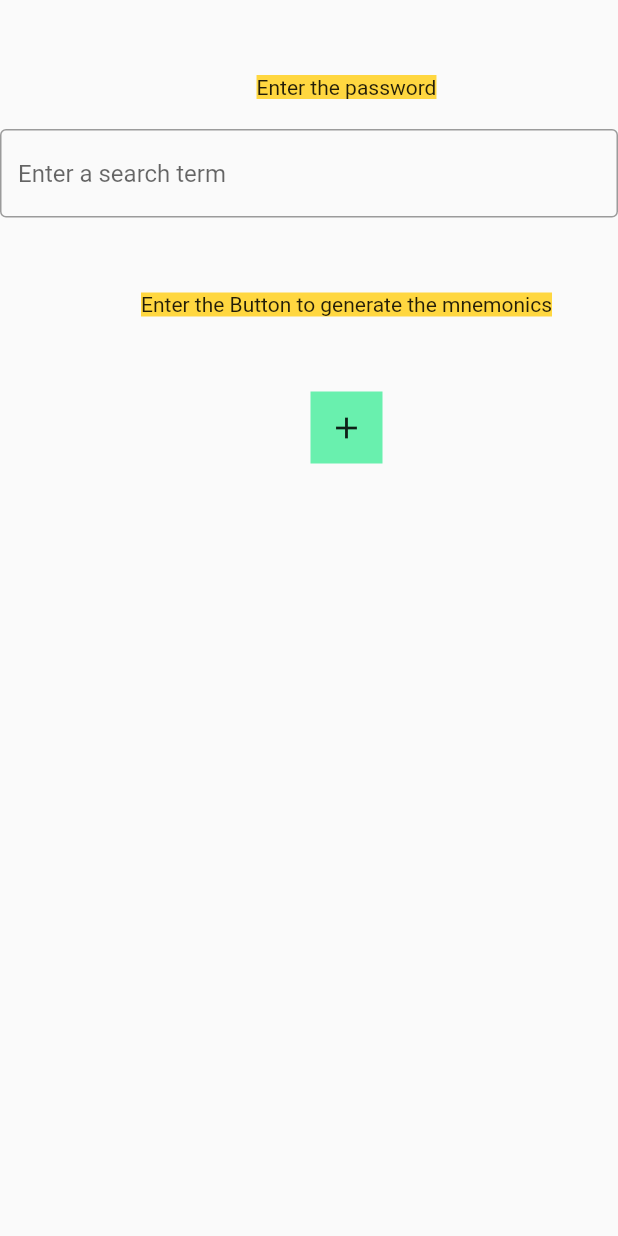
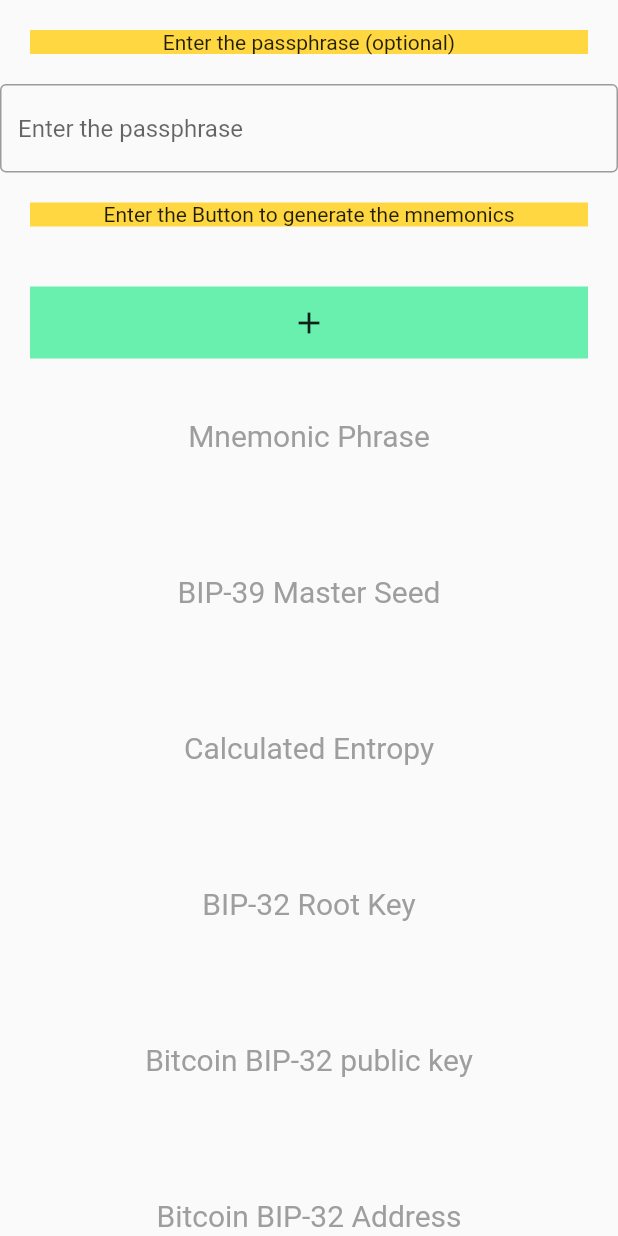
Before and after one commit to tionx3na/BIP_dart, a Flutter app: the MnemonicGenerator screen opened directly, after a tap on the "add" icon, on a phone screen of 412 x 824 dp. Run offline on Flutter 3.47's test engine with Material 2 defaults, Android fonts, the phone set to English and light mode, and no system bars; our stand-ins replace hex; missing offline and left inert: base58check, bip32, pointycastle.

Commit message:
bitcoin address generated

```diff
--- a/bip/lib/main.dart
+++ b/bip/lib/main.dart
@@ -1,5 +1,5 @@
 import 'package:flutter/material.dart';
-import 'package:bip/pages/mnemonic.dart';
+import 'package:bip/pages/generate.dart';
 
 void main() {
   runApp(const MyApp());
@@ -16,7 +16,7 @@ class MyApp extends StatelessWidget {
       theme: ThemeData(
         primarySwatch: Colors.blue,
       ),
-      home: const MnemonicGenerator(),
+      home: const GenerateMnemonic(),
     );
   }
 }
--- /dev/null
+++ b/bip/lib/pages/generate.dart
@@ -0,0 +1,68 @@
+import 'package:flutter/material.dart';
+import 'package:bip/pages/mnemonic.dart';
+
+class GenerateMnemonic extends StatefulWidget {
+  const GenerateMnemonic({Key? key}) : super(key: key);
+
+  @override
+  State<GenerateMnemonic> createState() => _GenerateMnemonic();
+}
+
+class _GenerateMnemonic extends State<GenerateMnemonic> {
+  final ButtonStyle style = ElevatedButton.styleFrom(
+    textStyle: const TextStyle(fontSize: 20),
+  );
+
+  @override
+  Widget build(BuildContext context) {
+    return Scaffold(
+      appBar: AppBar(
+        title: const Center(
+          child: Text("Wallet"),
+        ),
+      ),
+      body: Column(
+        children: [
+          Container(
+            color: Colors.greenAccent,
+            width: MediaQuery.of(context).size.width,
+            height: MediaQuery.of(context).size.height / 2,
+            child: const Center(
+              child: Text(
+                "Click on Create wallet to generate a new wallet or Import a BIP-39 compliant wallet",
+                textAlign: TextAlign.center,
+                style: TextStyle(fontSize: 20),
+              ),
+            ),
+          ),
+          Container(
+            width: MediaQuery.of(context).size.width,
+            height: MediaQuery.of(context).size.height / 2.6,
+            child: Column(
+              children: [
+                const SizedBox(
+                  height: 50,
+                ),
+                ElevatedButton(
+                  style: style,
+                  onPressed: () {
+                    Navigator.push(
+                      context,
+                      MaterialPageRoute(builder: (context) => const MnemonicGenerator()),
+                    );
+                  },
+                  child: const Text('Create Wallet'),
+                ),
+                ElevatedButton(
+                  style: style,
+                  onPressed: () {},
+                  child: const Text('Import Wallet'),
+                ),
+              ],
+            ),
+          ),
+        ],
+      ),
+    );
+  }
+}
--- a/bip/lib/pages/mnemonic.dart
+++ b/bip/lib/pages/mnemonic.dart
@@ -1,6 +1,34 @@
+import 'dart:convert';
+import 'dart:typed_data';
+
 import 'package:flutter/material.dart';
 import 'package:bip/services/bip39/bip39.dart' as bip39;
-import 'package:bip/services/bip39/pbkdf2.dart';
+import 'package:bip32/bip32.dart' as bip32;
+import 'package:hex/hex.dart';
+
+import 'package:pointycastle/digests/sha256.dart';
+import 'package:pointycastle/digests/ripemd160.dart';
+import 'package:pointycastle/ecc/api.dart';
+import 'package:base58check/base58check.dart';
+
+final sha256 = SHA256Digest();
+final ripemd160 = RIPEMD160Digest();
+
+// String toP2WPKH(ECPoint publicKey) {
+//   var bytes = publicKey.getEncoded(true);
+//   var hashed = ripemd160.process(sha256.process(bytes));
+//   return segwit.encode(Segwit('bc', 0, hashed));
+// }
+
+String toP2PKH(String publicKey) {
+  // var bytes = publicKey.getEncoded(true);
+  List<int> codeUnits = utf8.encode(publicKey);
+  final Uint8List bytes = Uint8List.fromList(codeUnits);
+  var hashed = ripemd160.process(sha256.process(bytes));
+  return Base58CheckCodec.bitcoin().encode(Base58CheckPayload(0, hashed));
+}
+
+
 
 class MnemonicGenerator extends StatefulWidget {
   const MnemonicGenerator({Key? key}) : super(key: key);
@@ -10,10 +38,14 @@ class MnemonicGenerator extends StatefulWidget {
 }
 
 class _MnemonicGeneratorState extends State<MnemonicGenerator> {
-  late String mnemonic;
-  late dynamic seed;
-  late dynamic entropy;
+  late String mnemonic = "";
+  late dynamic seed = "";
+  late dynamic entropy = "";
+  late dynamic root = "";
+  late dynamic pubkey = "";
+  late dynamic child = "";
   String password = "";
+
   final textController = TextEditingController();
 
   @override
@@ -25,47 +57,169 @@ class _MnemonicGeneratorState extends State<MnemonicGenerator> {
   Widget build(BuildContext context) {
     // TODO: implement build
     return Scaffold(
-      body: Column(
+      body: ListView(
         children: [
           Container(
-            margin: const EdgeInsets.only(top: 50, left: 50, bottom: 20),
+              margin: const EdgeInsets.all(20),
               color: Colors.amberAccent,
-            child: const Text(
-              "Enter the password",
+              child: const Center(
+                child: Text(
+                  "Enter the passphrase (optional)",
                   style: TextStyle(fontSize: 14),
                 ),
-          ),
+              )),
           TextField(
             controller: textController,
             decoration: const InputDecoration(
               border: OutlineInputBorder(),
-              hintText: 'Enter a search term',
+              hintText: 'Enter the passphrase',
             ),
           ),
           Container(
-            margin: const EdgeInsets.only(top: 50, left: 50),
+              margin: const EdgeInsets.all(20),
               color: Colors.amberAccent,
-            child: const Text(
+              child: const Center(
+                child: Text(
                   "Enter the Button to generate the mnemonics",
                   style: TextStyle(fontSize: 14),
                 ),
-          ),
+              )),
           Container(
-              margin: const EdgeInsets.only(top: 50.0, left: 50),
+              margin: const EdgeInsets.all(20),
               color: Colors.greenAccent,
               child: IconButton(
                 onPressed: () {
+                  setState(() {
                     password = textController.text;
                     print(password);
                     mnemonic = bip39.generateMnemonic();
                     print(mnemonic);
-                  seed = bip39.mnemonicToSeedHex(mnemonic,passphrase: password);
+                    seed =
+                        bip39.mnemonicToSeedHex(mnemonic, passphrase: password);
                     print(seed);
                     entropy = bip39.mnemonicToEntropy(mnemonic);
                     print(entropy);
+                    final base58 =
+                        bip32.BIP32.fromSeed(HEX.decode(seed) as Uint8List);
+                    root = base58.toBase58();
+                    bip32.BIP32 node = bip32.BIP32.fromBase58(root);
+                    bip32.BIP32 nodeNeutered = node.neutered();
+                    pubkey = HEX.encode(nodeNeutered.publicKey);
+                    child = toP2PKH(pubkey);
+                    // bip32.BIP32 path = node.derivePath('m/0/0');
+                    // child = path.toBase58();
+                  });
                 },
                 icon: const Icon(Icons.add),
               )),
+          Container(
+            margin: const EdgeInsets.only(top: 20),
+            child: const Center(
+                child: Text(
+              "Mnemonic Phrase",
+              style: TextStyle(fontSize: 20, color: Colors.grey),
+              textAlign: TextAlign.center,
+            )),
+          ),
+          Container(
+            margin: const EdgeInsets.all(20),
+            child: Center(
+                child: Text(
+              mnemonic,
+              style: const TextStyle(fontSize: 18),
+              textAlign: TextAlign.center,
+            )),
+          ),
+          Container(
+            margin: const EdgeInsets.only(top: 20),
+            child: const Center(
+                child: Text(
+              "BIP-39 Master Seed",
+              style: TextStyle(fontSize: 20, color: Colors.grey),
+              textAlign: TextAlign.center,
+            )),
+          ),
+          Container(
+            margin: const EdgeInsets.all(20),
+            child: Center(
+                child: Text(
+              seed,
+              style: const TextStyle(fontSize: 18),
+              textAlign: TextAlign.center,
+            )),
+          ),
+          Container(
+            margin: const EdgeInsets.only(top: 20),
+            child: const Center(
+                child: Text(
+              "Calculated Entropy",
+              style: TextStyle(fontSize: 20, color: Colors.grey),
+              textAlign: TextAlign.center,
+            )),
+          ),
+          Container(
+            margin: const EdgeInsets.all(20),
+            child: Center(
+                child: Text(
+              entropy,
+              style: const TextStyle(fontSize: 18),
+              textAlign: TextAlign.center,
+            )),
+          ),
+          Container(
+            margin: const EdgeInsets.only(top: 20),
+            child: const Center(
+                child: Text(
+              "BIP-32 Root Key",
+              style: TextStyle(fontSize: 20, color: Colors.grey),
+              textAlign: TextAlign.center,
+            )),
+          ),
+          Container(
+            margin: const EdgeInsets.all(20),
+            child: Center(
+                child: Text(
+              root.toString(),
+              style: const TextStyle(fontSize: 18),
+              textAlign: TextAlign.center,
+            )),
+          ),
+           Container(
+            margin: const EdgeInsets.only(top: 20),
+            child: const Center(
+                child: Text(
+              "Bitcoin BIP-32 public key",
+              style: TextStyle(fontSize: 20, color: Colors.grey),
+              textAlign: TextAlign.center,
+            )),
+          ),
+          Container(
+            margin: const EdgeInsets.all(20),
+            child: Center(
+                child: Text(
+              pubkey.toString(),
+              style: const TextStyle(fontSize: 18),
+              textAlign: TextAlign.center,
+            )),
+          ),
+           Container(
+            margin: const EdgeInsets.only(top: 20),
+            child: const Center(
+                child: Text(
+              "Bitcoin BIP-32 Address",
+              style: TextStyle(fontSize: 20, color: Colors.grey),
+              textAlign: TextAlign.center,
+            )),
+          ),
+          Container(
+            margin: const EdgeInsets.all(20),
+            child: Center(
+                child: Text(
+              child.toString(),
+              style: const TextStyle(fontSize: 18),
+              textAlign: TextAlign.center,
+            )),
+          ),
         ],
       ),
     );
--- a/bip/pubspec.yaml
+++ b/bip/pubspec.yaml
@@ -23,6 +23,10 @@ dependencies:
   crypto: ^3.0.1
   # Easy hexadecimal covertion using dart:convert API
   hex: ^0.2.0
+  # BIP-32 dart library
+  bip32: ^2.0.0
+  # Bae58Check encoding library
+  base58check: ^2.0.0
 
 dev_dependencies:
   flutter_test:
```
Also changed, not shown: bip/pubspec.lock. Lines whose indentation alone changed are shown as unchanged.
